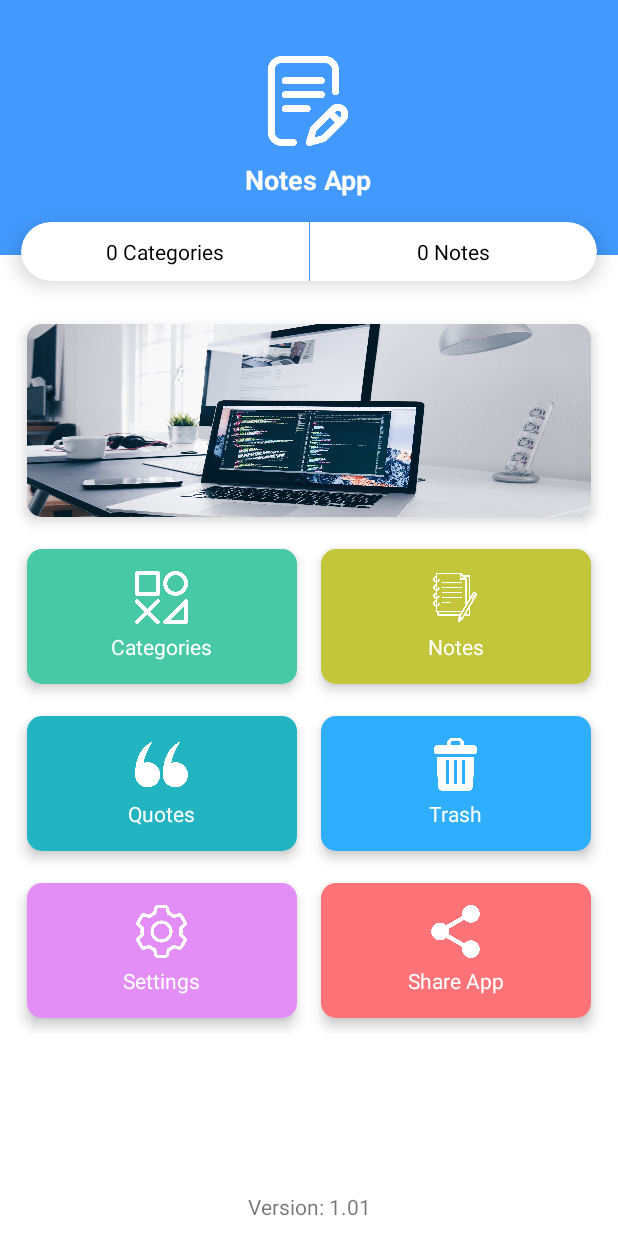
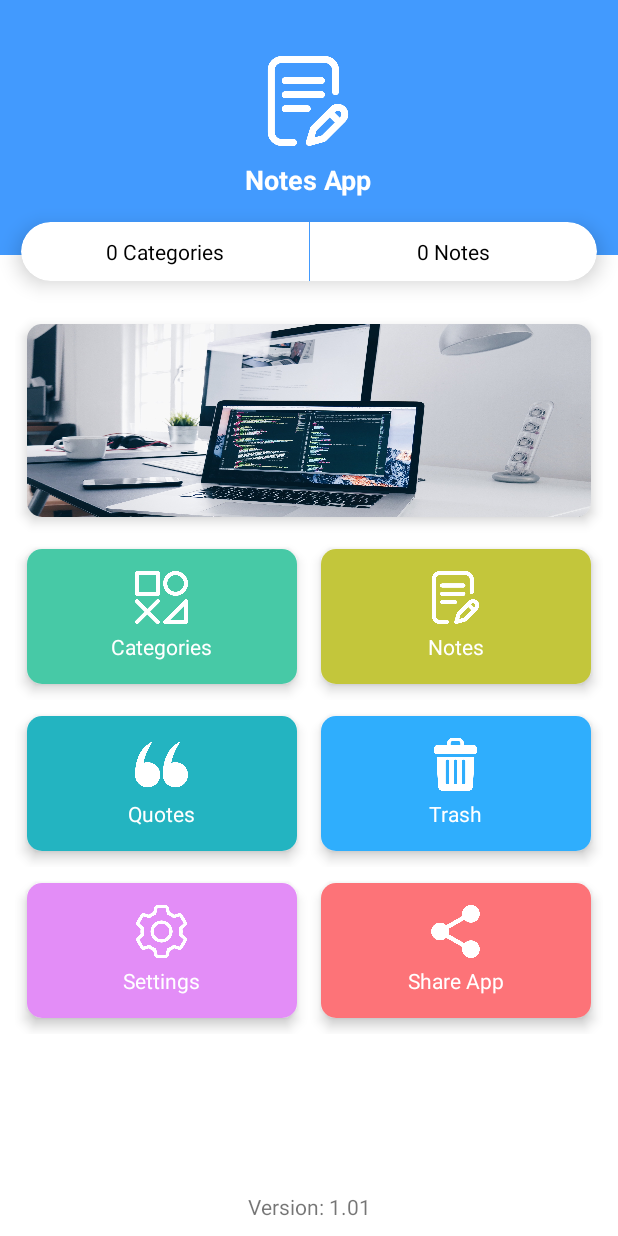
Before and after one commit to Asadrao125/Notes-App, an Android app: the screen it shows after launch (HomeActivity), on a phone screen of 412 x 824 dp. Run offline under Robolectric (Android 15) with nearby library versions, the phone set to English and light mode, and no system bars; 4 statements that could not run were skipped.

```diff
--- a/app/src/main/res/layout/activity_home.xml
+++ b/app/src/main/res/layout/activity_home.xml
@@ -196,7 +196,7 @@
                                     android:layout_width="35dp"
                                     android:layout_height="35dp"
                                     android:layout_gravity="center"
-                                    android:src="@drawable/notes"
+                                    android:src="@drawable/logo"
                                     app:tint="@color/white" />
 
                                 <TextView
```
Also changed, not shown: app/src/main/res/drawable/notes.png (deleted).
